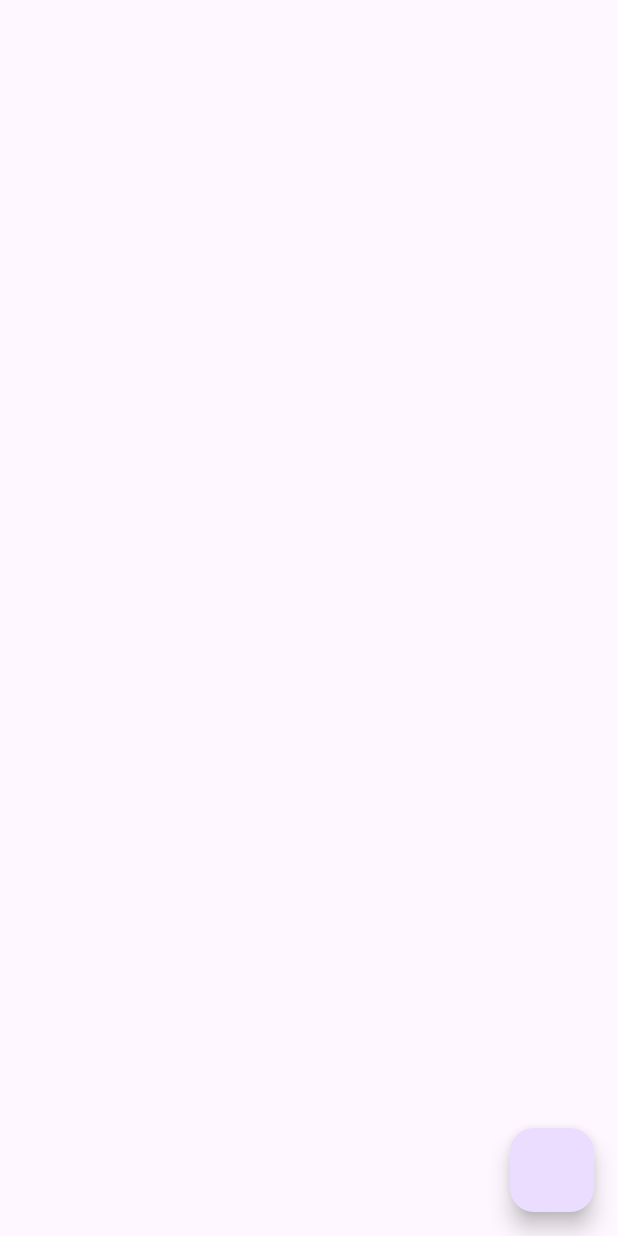
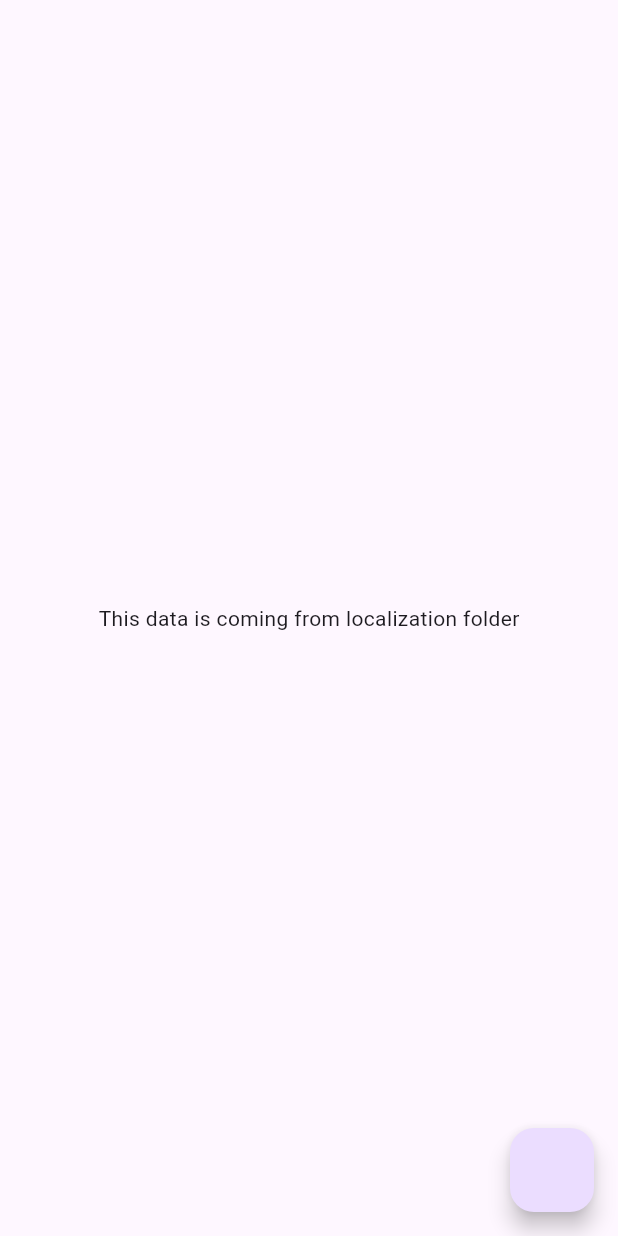
Before and after one commit to hassaan-112/getx_practice, a Flutter app: the screen it shows after launch, on a phone screen of 412 x 824 dp. Run offline on Flutter 3.47's test engine with Material 3 defaults, Android fonts, the phone set to English and light mode, and no system bars; our stand-ins replace fluttertoast, get, google_fonts.

Commit message:
getx localization added

```diff
--- a/lib/main.dart
+++ b/lib/main.dart
@@ -1,6 +1,7 @@
 import 'package:flutter/material.dart';
 import 'package:get/get.dart';
 import 'package:get_x/home_screen.dart';
+import 'package:get_x/mvvm%20asif%20%20taj/res/localiation/languages.dart';
 import 'package:get_x/mvvm%20asif%20%20taj/view/splashScreen.dart';
 import 'package:get_x/todo%20app/screens/HomeScreen.dart';
 
@@ -16,6 +17,9 @@ class MyApp extends StatelessWidget {
   @override
   Widget build(BuildContext context) {
     return GetMaterialApp(
+      translations: Languages(),
+      locale: Locale("en","US"),
+      fallbackLocale:  Locale("en","US"),
       debugShowCheckedModeBanner: false,
       title: 'Flutter Demo',
       theme: ThemeData(
--- /dev/null
+++ b/lib/mvvm asif  taj/res/localiation/languages.dart
@@ -0,0 +1,13 @@
+import 'package:get/get.dart';
+
+class Languages extends Translations{
+  @override
+  Map<String, Map<String, String>> get keys => {
+    "en_US":{
+      "splashScreenText":"This data is coming from localization folder"
+    },
+    "ur_PK":{
+      "splashScreenText":"یہ ڈیٹا لوکلائزیشن فولڈر سے آ رہا ہے۔"
+    }
+  };
+}
--- a/lib/mvvm asif  taj/view/splashScreen.dart
+++ b/lib/mvvm asif  taj/view/splashScreen.dart
@@ -1,5 +1,7 @@
 import 'package:flutter/material.dart';
+import 'package:get/get.dart';
 import 'package:get_x/mvvm%20asif%20%20taj/res/colors/app%20colors.dart';
+import 'package:get_x/mvvm%20asif%20%20taj/res/localiation/languages.dart';
 import '../utils/utils.dart';
 class Splashscreen extends StatefulWidget {
   const Splashscreen({super.key});
@@ -12,6 +14,7 @@ class _SplashscreenState extends State<Splashscreen> {
   @override
   Widget build(BuildContext context) {
     return Scaffold(
+      body: Center(child: Text("splashScreenText".tr),),
       floatingActionButton: FloatingActionButton(onPressed: (){
         Utils.toast("hello",AppColors.black);
         // throw InternetExceptions('Something went wrong');
```
